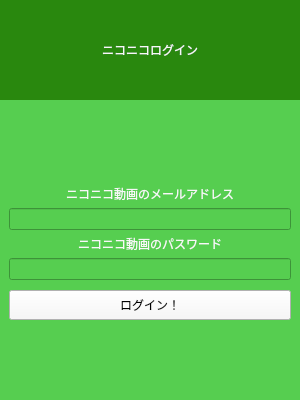
pacojima/Bio4Player, file userinterface/b4p_loginwindow.ui: the form before one commit.
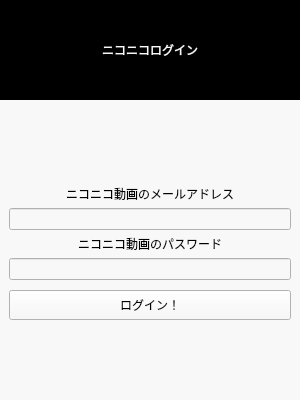
The form after the commit.

What changed in the file:
```diff
--- a/userinterface/b4p_loginwindow.ui
+++ b/userinterface/b4p_loginwindow.ui
@@ -69,7 +69,7 @@
        </size>
       </property>
       <property name="styleSheet">
-       <string notr="true">background-color: rgb(41, 136, 14);</string>
+       <string notr="true">background-color: rgb(0, 0, 0);</string>
       </property>
       <layout class="QVBoxLayout" name="verticalLayout_2">
        <item>
@@ -92,7 +92,8 @@
     <item>
      <widget class="QWidget" name="Login" native="true">
       <property name="styleSheet">
-       <string notr="true">background-color: rgb(86, 206, 80);</string>
+       <string notr="true">background-color: rgb(248, 248, 248);
+</string>
       </property>
       <layout class="QVBoxLayout" name="verticalLayout_3">
        <property name="spacing">
@@ -114,7 +115,7 @@
         <widget class="QLabel" name="label_username">
          <property name="styleSheet">
           <string notr="true">font: 75 10pt &quot;ＭＳ ゴシック&quot;;
-color: rgb(248, 248, 248);</string>
+color: rgb(0, 0, 0);</string>
          </property>
          <property name="text">
           <string>ニコニコ動画のメールアドレス</string>
@@ -127,7 +128,7 @@
        <item>
         <widget class="QLineEdit" name="username">
          <property name="styleSheet">
-          <string notr="true">color: rgb(248, 248, 248);</string>
+          <string notr="true">color: rgb(0, 0, 0);</string>
          </property>
         </widget>
        </item>
@@ -135,7 +136,7 @@
         <widget class="QLabel" name="label_password">
          <property name="styleSheet">
           <string notr="true">font: 75 10pt &quot;ＭＳ ゴシック&quot;;
-color: rgb(248, 248, 248);</string>
+color: rgb(0, 0, 0);</string>
          </property>
          <property name="text">
           <string>ニコニコ動画のパスワード</string>
@@ -148,8 +149,7 @@
        <item>
         <widget class="QLineEdit" name="password">
          <property name="styleSheet">
-          <string notr="true">
-color: rgb(248, 248, 248);</string>
+          <string notr="true">color: rgb(0, 0, 0);</string>
          </property>
          <property name="echoMode">
           <enum>QLineEdit::Password</enum>
@@ -172,7 +172,8 @@
          </property>
          <property name="styleSheet">
           <string notr="true">margin-top:10px;
-background-color: rgb(248, 248, 248);</string>
+background-color: rgb(248, 248, 248);
+color: rgb(0, 0, 0);</string>
          </property>
          <property name="text">
           <string>ログイン！</string>
```
